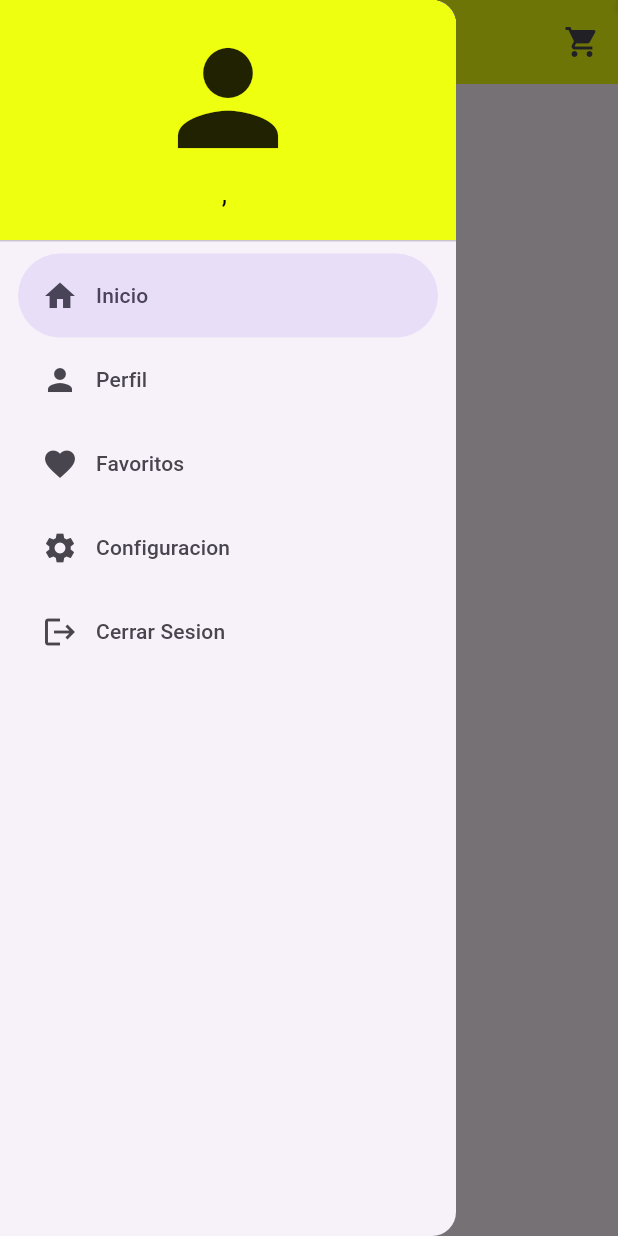
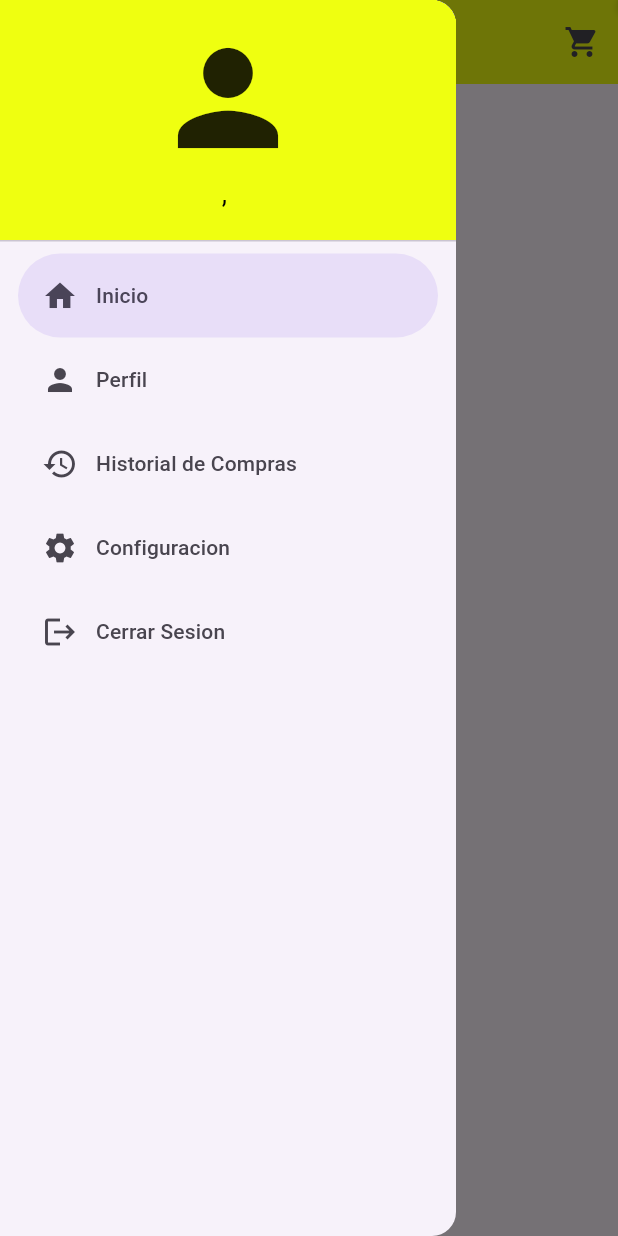
Before and after one commit to Martin-itamar-salvio/ProyectoFinalTP3G2, a Flutter app: the CarritoScreen screen opened directly with empty values, with the side drawer open, on a phone screen of 412 x 824 dp. Run offline on Flutter 3.47's test engine with Material 3 defaults, Android fonts, the phone set to English and light mode, and no system bars; drawn by our look-alikes of badges; our stand-ins replace cloud_firestore, firebase_core, flutter_riverpod, go_router; accounts and stored records are empty; network calls fail.

Commit message:
se agrego gestion y validacion de rol

```diff
--- a/lib/core/app_router.dart
+++ b/lib/core/app_router.dart
@@ -4,12 +4,11 @@ import 'package:proyecto_final_grupo_6/presentations/screens/carga_screen.dart';
 import 'package:proyecto_final_grupo_6/presentations/screens/carrito_screen.dart';
 import 'package:proyecto_final_grupo_6/presentations/screens/cartera_screen.dart';
 import 'package:proyecto_final_grupo_6/presentations/screens/config_screen.dart';
-import 'package:proyecto_final_grupo_6/presentations/screens/favorito_screen.dart';
+import 'package:proyecto_final_grupo_6/presentations/screens/gestion_screen.dart';
 import 'package:proyecto_final_grupo_6/presentations/screens/historial_screen.dart';
 import 'package:proyecto_final_grupo_6/presentations/screens/home_screen.dart';
 import 'package:proyecto_final_grupo_6/presentations/screens/login_screen.dart';
 import 'package:proyecto_final_grupo_6/presentations/screens/perfil_screen.dart';
-import 'package:proyecto_final_grupo_6/presentations/screens/publicar_screen.dart';
 import 'package:proyecto_final_grupo_6/presentations/screens/recibo_screen.dart';
 import 'package:proyecto_final_grupo_6/presentations/screens/registro_screen.dart';
 
@@ -41,22 +40,18 @@ final appRouter = GoRouter(routes: [
     },
   ),
   GoRoute(
-    name: FavoritoScreen.name,
-    path: '/favoritos',
-    builder: (context, state) => const FavoritoScreen(),
+    name: GestionScreen.name,
+    path: '/gestion',
+    builder: (context, state) => const GestionScreen(),
   ),
   GoRoute(
     name: HistorialScrenn.name,
     path: '/historial',
     builder: (context, state) => const HistorialScrenn(),
   ),
+
   GoRoute(
-    name: PublicarScreen.name,
-    path: '/publicar',
-    builder: (context, state) => const PublicarScreen(),
-  ),
-  GoRoute(
-    name: ConfigScreen.name,
+    name: ConfigScreen.name, //vemos
     path: '/config',
     builder: (context, state) => const ConfigScreen(),
   ),
--- a/lib/core/carrito.dart
+++ b/lib/core/carrito.dart
@@ -1,6 +1,6 @@
 
 import 'package:proyecto_final_grupo_6/presentations/entities/cartera.dart';
-
+//no tocar
 List<Cartera> carrito = [
   // Cartera(
   //   titulo: "Cartera 7",
--- a/lib/core/constants.dart
+++ b/lib/core/constants.dart
@@ -2,15 +2,14 @@ import 'package:flutter/material.dart';
 import 'package:proyecto_final_grupo_6/core/menu/menu_item.dart';
 
 const String appName = "BELLIGRAU";
-const String roleDefault = "USUARIO";
+const String roleDefault = "cliente";
 
+//validar el rol del usuario
 final List<MenuItem> menuItems = [
-  MenuItem(title: 'Inicio', subtitle: 'Inicio de Aplicacion', icon: Icons.home, link: '/inicio', role: "USUARIO", params: true),
-  MenuItem(title: 'Perfil', subtitle: 'Perfil de Usuario', icon: Icons.person, link: '/perfil', role: "USUARIO", params: false),
-  MenuItem(title: 'Favoritos', subtitle: 'Productos Favoritos', icon: Icons.favorite, link: '/favoritos', role: "USUARIO", params: false),
-  MenuItem(title: 'Historial de Compras', subtitle: 'Historial de Compras', icon: Icons.history, link: '/historial', role: "CLIENTE", params: false),
-  MenuItem(title: 'Historial de Ventas', subtitle: 'Historial de Ventas', icon: Icons.history, link: '/historial', role: "VENDEDOR", params: false),
-  MenuItem(title: 'Publicar', subtitle: 'Publicar Producto / Renovar Stock', icon: Icons.plus_one, link: '/publicar', role: "VENDEDOR", params: false),
-  MenuItem(title: 'Configuracion', subtitle: 'Configuracion de Aplicacion', icon: Icons.settings, link: '/config', role: "USUARIO", params: false),
-  MenuItem(title: 'Cerrar Sesion', subtitle: 'Cerrar de Sesion', icon: Icons.logout, link: '/', role: "USUARIO", params: false),
+  MenuItem(title: 'Inicio', subtitle: 'Inicio de Aplicacion', icon: Icons.home, link: '/inicio', role: "cliente", params: true),
+  MenuItem(title: 'Perfil', subtitle: 'Perfil de Usuario', icon: Icons.person, link: '/perfil', role: "cliente", params: false),
+  MenuItem(title: 'Historial de Compras', subtitle: 'Historial de Compras', icon: Icons.history, link: '/historial', role: "cliente", params: false),
+  MenuItem(title: 'Configuracion', subtitle: 'Configuracion de Aplicacion', icon: Icons.settings, link: '/config', role: "cliente", params: false),
+  MenuItem(title: 'Gestion', subtitle: 'Gestion de Tienda', icon: Icons.content_paste_sharp, link: '/gestion', role: "admin", params: false),
+  MenuItem(title: 'Cerrar Sesion', subtitle: 'Cerrar de Sesion', icon: Icons.logout, link: '/', role: "cliente", params: false),
 ];
--- a/lib/core/menu/menu_item.dart
+++ b/lib/core/menu/menu_item.dart
@@ -8,5 +8,12 @@ class MenuItem {
   final String role;
   final bool params;
 
-  MenuItem({required this.title, required this.subtitle, required this.icon, required this.link, required this.role, required this.params});
+  MenuItem({
+    required this.title,
+    required this.subtitle,
+    required this.icon,
+    required this.link,
+    required this.role,
+    required this.params,
+  });
 }
--- a/lib/presentations/providers/cart_provider.dart
+++ b/lib/presentations/providers/cart_provider.dart
@@ -2,7 +2,7 @@
 import 'package:flutter_riverpod/flutter_riverpod.dart';
 import 'package:proyecto_final_grupo_6/core/carrito.dart';
 import 'package:proyecto_final_grupo_6/presentations/entities/cartera.dart';
-
+//logica
 final StateNotifierProvider<CarritoStateNotifier, List<Cartera>> carritoProvider = StateNotifierProvider<CarritoStateNotifier, List<Cartera>>((ref) => CarritoStateNotifier(carrito));
 
 class CarritoStateNotifier extends StateNotifier<List<Cartera>> {
--- a/lib/presentations/screens/carrito_screen.dart
+++ b/lib/presentations/screens/carrito_screen.dart
@@ -6,7 +6,7 @@ import 'package:proyecto_final_grupo_6/presentations/entities/user.dart';
 import 'package:proyecto_final_grupo_6/presentations/providers/cart_provider.dart';
 import 'package:proyecto_final_grupo_6/presentations/widgets/app_bar.dart';
 import 'package:proyecto_final_grupo_6/presentations/widgets/drawer_menu.dart';
-
+//visual
 class CarritoScreen extends ConsumerWidget {
   static const String name = "carrito_screen";
   final User usuario;
--- a/lib/presentations/widgets/drawer_menu.dart
+++ b/lib/presentations/widgets/drawer_menu.dart
@@ -1,8 +1,9 @@
 import 'package:flutter/material.dart';
 import 'package:go_router/go_router.dart';
 import 'package:proyecto_final_grupo_6/core/constants.dart';
+import 'package:proyecto_final_grupo_6/core/menu/menu_item.dart'; // Asegúrate de importar MenuItem
 import 'package:proyecto_final_grupo_6/presentations/entities/user.dart';
-
+//logica
 class DrawerMenu extends StatefulWidget {
   final User usuario;
   const DrawerMenu({required this.usuario, super.key});
@@ -16,17 +17,22 @@ class _DrawerMenuState extends State<DrawerMenu> {
 
   @override
   Widget build(BuildContext context) {
+    // Filtrar los elementos del menú según el rol del usuario
+    final List<MenuItem> filteredMenuItems = menuItems.where((item) {
+      return item.role == roleDefault || item.role == widget.usuario.rol;
+    }).toList();
+
     return SafeArea(
       child: NavigationDrawer(
         selectedIndex: selectedScreen,
         onDestinationSelected: (value) {
-          final menuItemsAux = [...menuItems.where((e) => e.role == roleDefault || e.role == widget.usuario.rol)];
+          final menuItemsAux = filteredMenuItems;
           selectedScreen = value;
-          setState(() { });
-          if(menuItemsAux[value].params){
+          setState(() {});
+          if (menuItemsAux[value].params) {
             final Object param = menuItemsAux[value].title == "Inicio" ? widget.usuario : Object();
             context.push(menuItemsAux[value].link, extra: param);
-          }else{
+          } else {
             context.push(menuItemsAux[value].link);
           }
         },
@@ -38,13 +44,6 @@ class _DrawerMenuState extends State<DrawerMenu> {
             ),
             child: Column(
               children: [
-                /*
-                const CircleAvatar(
-                  child: const Icon(Icons.person),
-                  radius: 50,
-                  backgroundImage: NetworkImage('https://imgs.search.brave.com/iUabDJIyP6xS6dHnqUao3W0RVVaVmwu2k8pB2ZHfNb4/rs:fit:500:0:0/g:ce/aHR0cHM6Ly9tLm1l/ZGlhLWFtYXpvbi5j/b20vaW1hZ2VzL0kv/NTFJK1NxTlZsakwu/anBn'), // Cambia por la ruta de tu imagen de perfil
-                  // O usa una imagen de red: backgroundImage: NetworkImage('URL_DE_LA_IMAGEN'),
-                ),*/
                 const Icon(Icons.person, size: 100),
                 Text(
                   '${widget.usuario.apellido}, ${widget.usuario.nombre}',
@@ -56,12 +55,12 @@ class _DrawerMenuState extends State<DrawerMenu> {
               ],
             ),
           ),
-          ...menuItems.where((e) => e.role == roleDefault || e.role == widget.usuario.rol).map((item) => NavigationDrawerDestination(
+          ...filteredMenuItems.map((item) => NavigationDrawerDestination(
             icon: Icon(item.icon),
-            label: Text(item.title)
+            label: Text(item.title),
           )),
         ],
-      )
+      ),
     );
   }
 }
```
Also changed, not shown: lib/presentations/screens/favorito_screen.dart (deleted, +0 -11 lines), lib/presentations/screens/gestion_screen.dart (added, +129 -0 lines), lib/presentations/screens/perfil_screen.dart (+8 -8 lines), lib/presentations/screens/publicar_screen.dart (deleted, +0 -11 lines).
